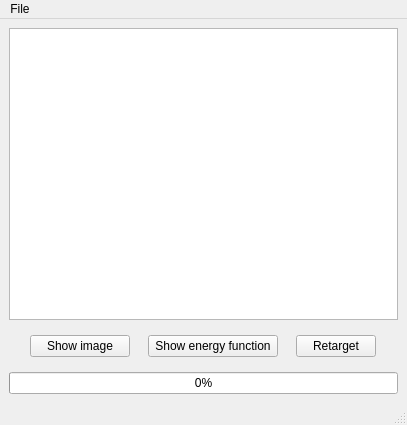
Above: RetargetWindow.ui from schibalt/seamcarve before the change. Below: the same form after it.
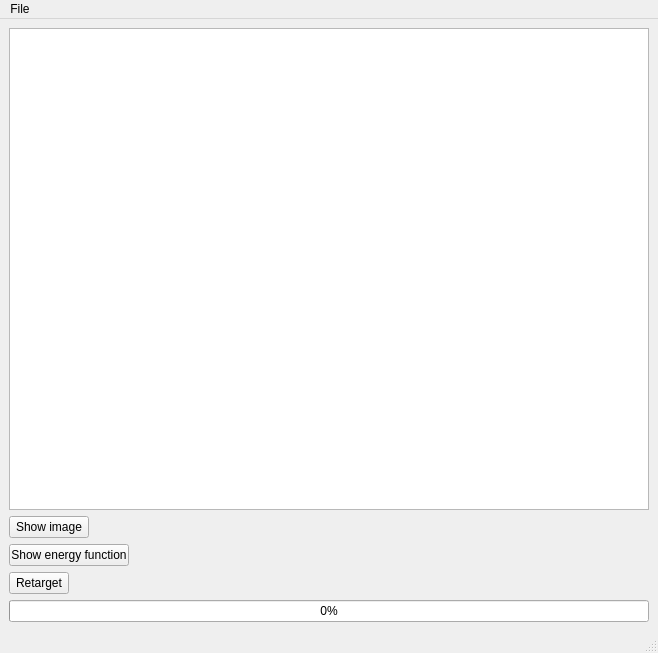
That is the form after the change.

```diff
--- a/RetargetWindow.ui
+++ b/RetargetWindow.ui
@@ -6,8 +6,8 @@
    <rect>
     <x>0</x>
     <y>0</y>
-    <width>407</width>
-    <height>425</height>
+    <width>658</width>
+    <height>653</height>
    </rect>
   </property>
   <property name="windowTitle">
@@ -15,34 +15,34 @@
   </property>
   <widget class="QWidget" name="centralwidget">
    <layout class="QGridLayout" name="gridLayout">
-    <item row="4" column="0">
+    <item row="0" column="0">
+     <widget class="QGraphicsView" name="graphicsView"/>
+    </item>
+    <item row="7" column="0">
      <widget class="QProgressBar" name="progressBar">
       <property name="value">
        <number>0</number>
       </property>
      </widget>
     </item>
-    <item row="1" column="0">
-     <widget class="QWidget" name="gridWidget" native="true">
-      <layout class="QGridLayout" name="gridLayout_2">
-       <item row="0" column="0">
-        <widget class="QPushButton" name="showImageButton">
+    <item row="3" column="0">
+     <widget class="QPushButton" name="retargetButton">
          <property name="maximumSize">
           <size>
-           <width>100</width>
+        <width>60</width>
            <height>16777215</height>
           </size>
          </property>
          <property name="text">
-          <string>Show image</string>
+       <string>Retarget</string>
          </property>
         </widget>
        </item>
-       <item row="0" column="1">
+    <item row="2" column="0">
         <widget class="QPushButton" name="showEFuncButton">
          <property name="maximumSize">
           <size>
-           <width>130</width>
+        <width>120</width>
            <height>16777215</height>
           </size>
          </property>
@@ -51,8 +51,8 @@
          </property>
         </widget>
        </item>
-       <item row="0" column="2">
-        <widget class="QPushButton" name="retargetButton">
+    <item row="1" column="0">
+     <widget class="QPushButton" name="showImageButton">
          <property name="maximumSize">
           <size>
            <width>80</width>
@@ -60,15 +60,9 @@
           </size>
          </property>
          <property name="text">
-          <string>Retarget</string>
-         </property>
-        </widget>
-       </item>
-      </layout>
-     </widget>
-    </item>
-    <item row="0" column="0">
-     <widget class="QGraphicsView" name="graphicsView"/>
+       <string>Show image</string>
+      </property>
+     </widget>
     </item>
    </layout>
   </widget>
@@ -77,7 +71,7 @@
     <rect>
      <x>0</x>
      <y>0</y>
-     <width>407</width>
+     <width>658</width>
      <height>21</height>
     </rect>
    </property>
```
Lines whose indentation alone changed are shown as unchanged.
